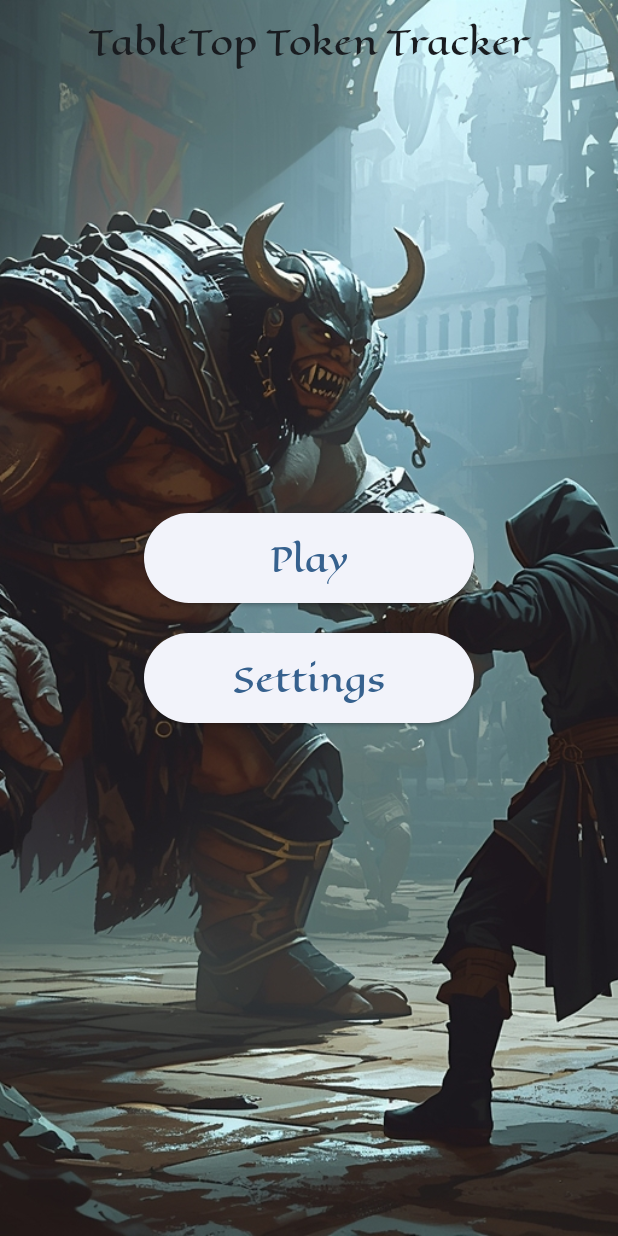
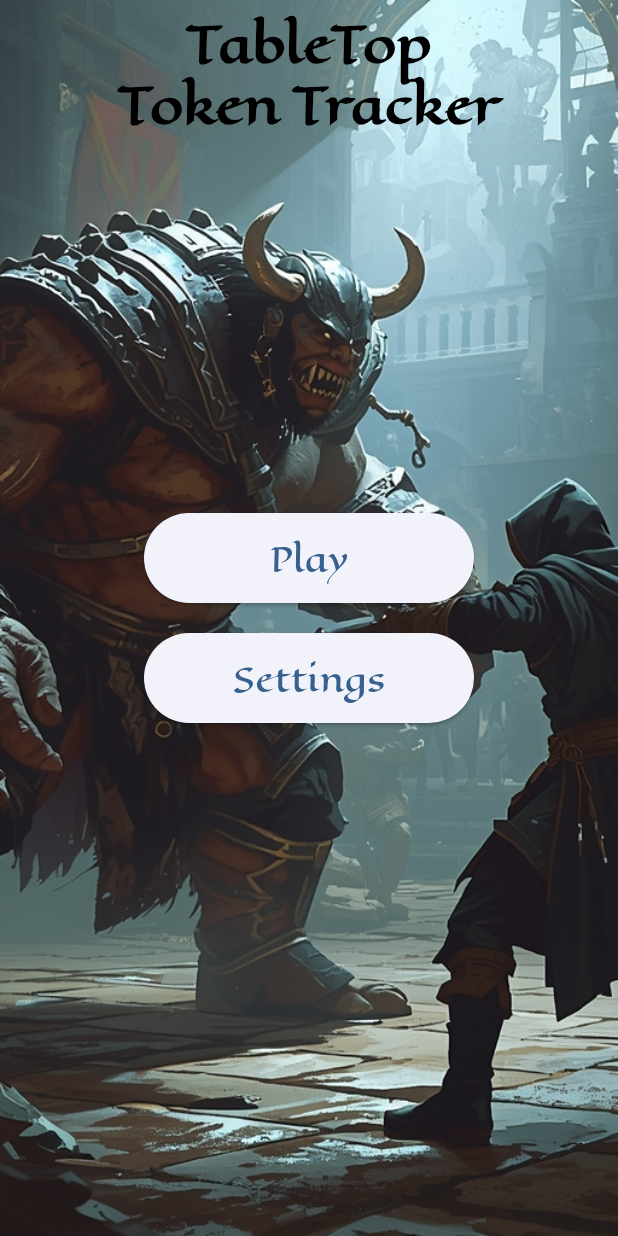
Before and after one commit to BraedenjGaines/tabletop_token_tracker, a Flutter app: the screen it shows after launch, on a phone screen of 412 x 824 dp. Run offline on Flutter 3.47's test engine with Material 3 defaults, Android fonts, the phone set to English and light mode, and no system bars; our stand-ins replace share_plus, shared_preferences.

Commit message:
Small UI update on home screen. Removed seperation line in dice rolling screen.

```diff
--- a/lib/screens/counter_screen.dart
+++ b/lib/screens/counter_screen.dart
@@ -269,7 +269,10 @@ class _CounterScreenState extends State<CounterScreen> with TickerProviderStateM
     armorTrackingEnabled = widget.armorTrackingEnabled;
     _loadTokenPreferences();
     _handleFirstTurn();
-    _playerAP[activePlayer] = 1;
+    // Only set AP here for non-dice cases; dice case sets AP in _onFirstTurnChoice
+    if (widget.firstTurnSetting != 2) {
+      _playerAP[activePlayer] = 1;
+    }
   }
 
   void _handleFirstTurn() {
@@ -1221,7 +1224,6 @@ class _CounterScreenState extends State<CounterScreen> with TickerProviderStateM
           if (_diceFinished && !_diceRolling) ...[SizedBox(height: 8), Text(_diceWinner == 0 ? 'WINNER!' : '', style: TextStyle(color: Colors.amber, fontSize: 22, fontWeight: FontWeight.bold))],
           if (_showChoicePrompt && _diceWinner == 0) ...[SizedBox(height: 16), choiceButtons],
         ])))),
-        Container(height: 2, color: Colors.white24),
         Expanded(child: Center(child: Column(mainAxisSize: MainAxisSize.min, children: [
           Text('Player 2', style: TextStyle(color: Colors.white, fontSize: 20, fontWeight: FontWeight.bold)),
           SizedBox(height: 12),
--- a/lib/screens/home_screen.dart
+++ b/lib/screens/home_screen.dart
@@ -51,10 +51,15 @@ class HomeScreen extends StatelessWidget {
     return Scaffold(
       extendBodyBehindAppBar: true,
       appBar: AppBar(
-        title: Text('TableTop Token Tracker'),
+        title: Text(
+          'TableTop\nToken Tracker',
+          style: TextStyle(color: Colors.black, fontSize: 32, fontWeight: FontWeight.w900),
+          textAlign: TextAlign.center,
+        ),
         centerTitle: true,
         backgroundColor: Colors.transparent,
         elevation: 0,
+        toolbarHeight: 100,
       ),
       body: Stack(
         children: [
```
